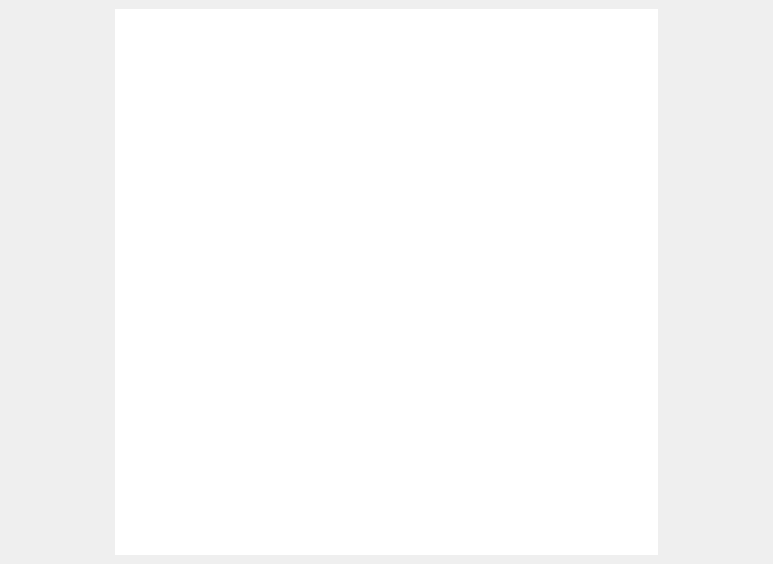
Above: ui/dialog.ui from dbuksbaum/Phrasis before the change. Below: the same form after it.
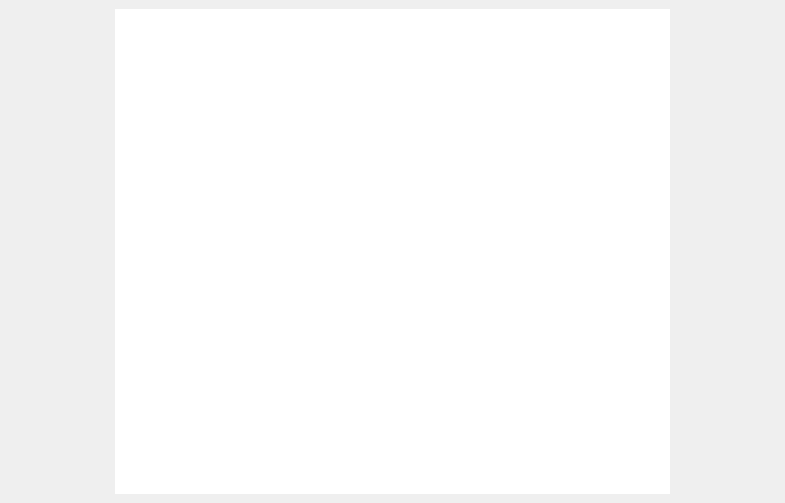
That is the form after the change. Custom widgets are drawn as their Qt base class.

Commit message: Center the scroll buttons on the right. Remove sentence counting until it works effeciently

What changed in the file:
```diff
--- a/ui/dialog.ui
+++ b/ui/dialog.ui
@@ -5,8 +5,8 @@
    <rect>
     <x>0</x>
     <y>0</y>
-    <width>773</width>
-    <height>564</height>
+    <width>785</width>
+    <height>503</height>
    </rect>
   </property>
   <property name="minimumSize" >
@@ -82,6 +82,12 @@
        <height>16</height>
       </size>
      </property>
+     <property name="maximumSize" >
+      <size>
+       <width>100</width>
+       <height>16777215</height>
+      </size>
+     </property>
      <property name="frameShape" >
       <enum>QFrame::NoFrame</enum>
      </property>
@@ -92,6 +98,22 @@
       <property name="spacing" >
        <number>0</number>
       </property>
+      <item>
+       <spacer>
+        <property name="orientation" >
+         <enum>Qt::Horizontal</enum>
+        </property>
+        <property name="sizeType" >
+         <enum>QSizePolicy::Minimum</enum>
+        </property>
+        <property name="sizeHint" >
+         <size>
+          <width>18</width>
+          <height>20</height>
+         </size>
+        </property>
+       </spacer>
+      </item>
       <item>
        <layout class="QVBoxLayout" >
         <property name="margin" >
@@ -189,7 +211,7 @@
         </property>
         <property name="sizeHint" >
          <size>
-          <width>36</width>
+          <width>18</width>
           <height>20</height>
          </size>
         </property>
@@ -201,16 +223,16 @@
   </layout>
  </widget>
  <customwidgets>
-  <customwidget>
-   <class>fadeButton</class>
-   <extends>QWidget</extends>
-   <header>../src/fadebutton.h</header>
-  </customwidget>
   <customwidget>
    <class>mouseAwareFrame</class>
    <extends>QFrame</extends>
    <header>../src/mouseawareframe.h</header>
   </customwidget>
+  <customwidget>
+   <class>fadeButton</class>
+   <extends>QWidget</extends>
+   <header>../src/fadebutton.h</header>
+  </customwidget>
  </customwidgets>
  <resources/>
  <connections/>
```
The commit also changes 1 other file.
